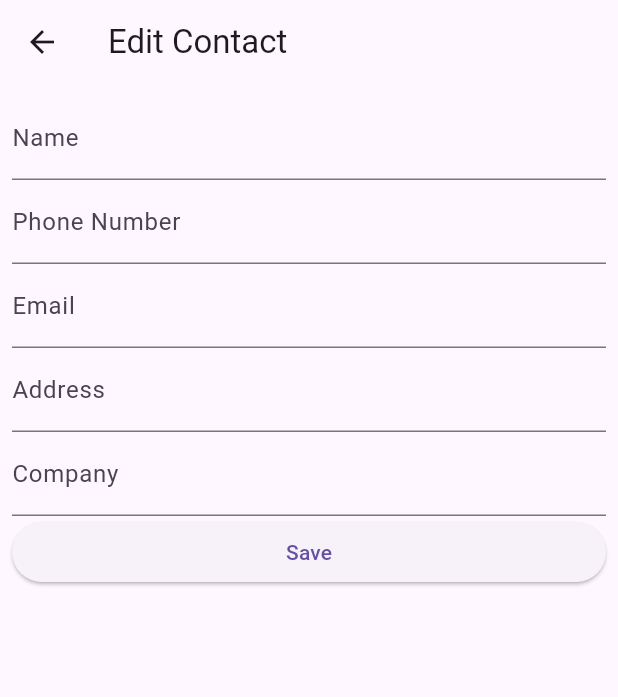
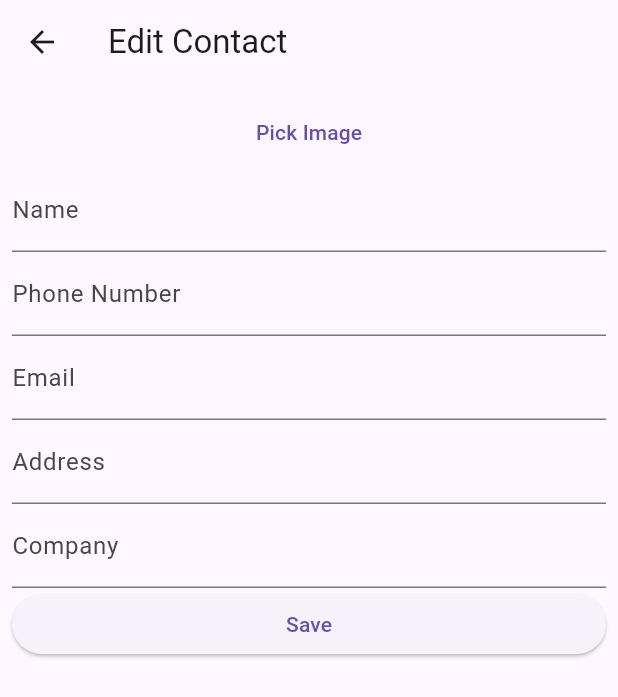
Before and after one commit to iker-gonzalez/ft-hangouts, a Flutter app: the screen it shows after launch, after a tap on the "add" icon, on a phone screen of 412 x 824 dp. Shown: the top 697 px of the screen. Run offline on Flutter 3.47's test engine with Material 3 defaults, Android fonts, the phone set to English and light mode, and no system bars; our stand-ins replace image_picker, sqflite; accounts and stored records are empty.

Commit message:
Profile picture functionality added

```diff
--- a/lib/database/database.dart
+++ b/lib/database/database.dart
@@ -4,7 +4,8 @@ import 'package:sqflite/sqflite.dart';
 import 'package:path/path.dart';
 
 class DatabaseHelper {
-  static const _databaseVersion = 1;
+  static const _databaseVersion = 2;
+  static const _databaseName = 'ft_hangouts.db';
 
   static const table = 'contacts';
 
@@ -14,10 +15,11 @@ class DatabaseHelper {
   static const columnEmail = 'email';
   static const columnAddress = 'address';
   static const columnCompany = 'company';
+  static const columnImagePath = 'imagePath';
 
   // make this a singleton class
   DatabaseHelper.privateConstructor(this._databasePath);
-  static final DatabaseHelper instance = DatabaseHelper.privateConstructor("MyDatabase.db");
+  static final DatabaseHelper instance = DatabaseHelper.privateConstructor(_databaseName);
 
   // only have a single app-wide reference to the database
   static Database? _database;
@@ -29,13 +31,21 @@ class DatabaseHelper {
 
   final String _databasePath;
 
-  // this opens the database (and creates it if it doesn't exist)
-  _initDatabase() async {
-    Directory documentsDirectory = await getApplicationDocumentsDirectory();
-    String path = join(documentsDirectory.path, _databasePath);
-    return await openDatabase(path,
-        version: _databaseVersion, onCreate: _onCreate);
+  Future _onUpgrade(Database db, int oldVersion, int newVersion) async {
+  if (oldVersion < newVersion) {
+    await db.execute('DROP TABLE IF EXISTS $table');
+    _onCreate(db, newVersion);
   }
+}
+
+Future _initDatabase() async {
+  return await openDatabase(
+    join(_databasePath, _databaseName),
+    version: _databaseVersion,
+    onCreate: _onCreate,
+    onUpgrade: _onUpgrade, // Add this line
+  );
+}
 
   // SQL code to create the database table
   Future _onCreate(Database db, int version) async {
@@ -46,7 +56,8 @@ class DatabaseHelper {
             $columnPhoneNumber TEXT NOT NULL,
             $columnEmail TEXT NOT NULL,
             $columnAddress TEXT NOT NULL,
-            $columnCompany TEXT NOT NULL
+            $columnCompany TEXT NOT NULL,
+            $columnImagePath TEXT
           )
           ''');
   }
--- a/lib/screens/contact_edit_page.dart
+++ b/lib/screens/contact_edit_page.dart
@@ -1,10 +1,14 @@
+import 'dart:io';
 import 'package:flutter/material.dart';
 import '../database/database.dart';
+import 'package:image_picker/image_picker.dart';
+import 'package:path_provider/path_provider.dart';
+import 'package:path/path.dart' as path;
 
 class ContactEditPage extends StatefulWidget {
   final Map<String, dynamic>? contact;
 
-  const ContactEditPage({super.key, this.contact});
+  const ContactEditPage({Key? key, this.contact}) : super(key: key);
 
   @override
   ContactEditPageState createState() => ContactEditPageState();
@@ -17,6 +21,25 @@ class ContactEditPageState extends State<ContactEditPage> {
   late TextEditingController _addressController;
   late TextEditingController _companyController;
 
+  final ImagePicker _picker = ImagePicker();
+  File? _imageFile;
+
+  Future<void> _pickImage() async {
+    try {
+      final pickedFile = await _picker.pickImage(source: ImageSource.gallery);
+      if (pickedFile != null) {
+        final appDir = await getApplicationDocumentsDirectory();
+        final fileName = path.basename(pickedFile.path);
+        final savedImage = await File(pickedFile.path).copy('${appDir.path}/$fileName');
+        setState(() {
+          _imageFile = savedImage;
+        });
+      }
+    } catch (e) {
+      print('An error occurred while picking the image: $e');
+    }
+  }
+
   @override
   void initState() {
     super.initState();
@@ -25,6 +48,10 @@ class ContactEditPageState extends State<ContactEditPage> {
     _emailController = TextEditingController(text: widget.contact?[DatabaseHelper.columnEmail]);
     _addressController = TextEditingController(text: widget.contact?[DatabaseHelper.columnAddress]);
     _companyController = TextEditingController(text: widget.contact?[DatabaseHelper.columnCompany]);
+
+    if (widget.contact != null && widget.contact![DatabaseHelper.columnImagePath] != null) {
+      _imageFile = File(widget.contact![DatabaseHelper.columnImagePath]);
+    }
   }
 
   @override
@@ -37,6 +64,11 @@ class ContactEditPageState extends State<ContactEditPage> {
         padding: const EdgeInsets.all(8.0),
         child: ListView(
           children: [
+            if (_imageFile != null) Image.file(_imageFile!),
+            TextButton(
+              onPressed: _pickImage,
+              child: const Text('Pick Image'),
+            ),
             TextField(
               controller: _nameController,
               decoration: const InputDecoration(labelText: 'Name'),
@@ -66,6 +98,7 @@ class ContactEditPageState extends State<ContactEditPage> {
                   DatabaseHelper.columnEmail: _emailController.text,
                   DatabaseHelper.columnAddress: _addressController.text,
                   DatabaseHelper.columnCompany: _companyController.text,
+                  'imagePath': _imageFile?.path,
                 };
                 if (widget.contact != null) {
                   contact[DatabaseHelper.columnId] = widget.contact![DatabaseHelper.columnId].toString();
@@ -73,7 +106,7 @@ class ContactEditPageState extends State<ContactEditPage> {
                 } else {
                   await DatabaseHelper.instance.insert(contact);
                 }
-                popContext();
+                Navigator.pop(context);
               },
             ),
           ],
@@ -81,7 +114,4 @@ class ContactEditPageState extends State<ContactEditPage> {
       ),
     );
   }
-  void popContext() {
-    Navigator.pop(context);
-  }
 }
--- a/lib/widgets/header_widget.dart
+++ b/lib/widgets/header_widget.dart
@@ -11,7 +11,7 @@ class HeaderComponent extends StatefulWidget implements PreferredSizeWidget {
 }
 
 class _HeaderComponentState extends State<HeaderComponent> {
-  final ValueNotifier<Color> _colorNotifier = ValueNotifier(const Color.fromARGB(255, 0, 0, 0));
+  final ValueNotifier<Color> _colorNotifier = ValueNotifier(const Color.fromARGB(255, 230, 141, 134));
   final ValueNotifier<Locale> _localeNotifier = ValueNotifier(const Locale('en', 'US'));
 
   @override
```
Also changed, not shown: 2 other files.
